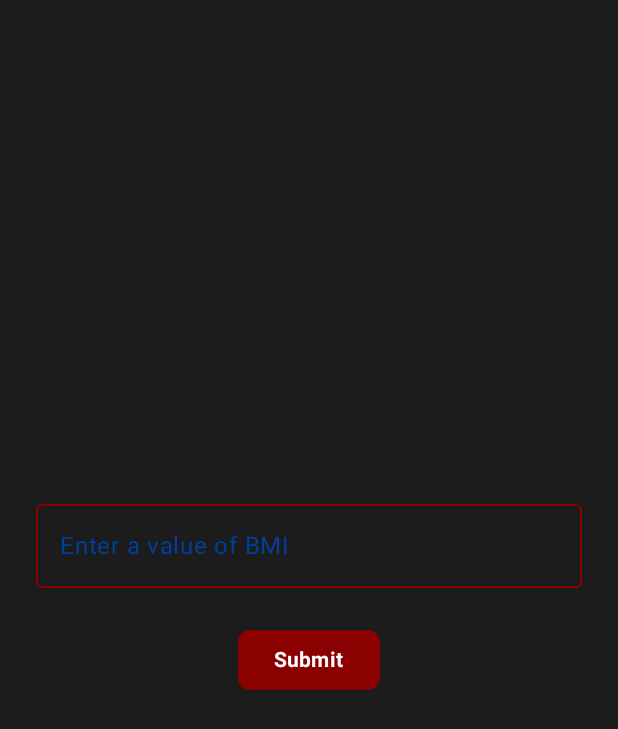
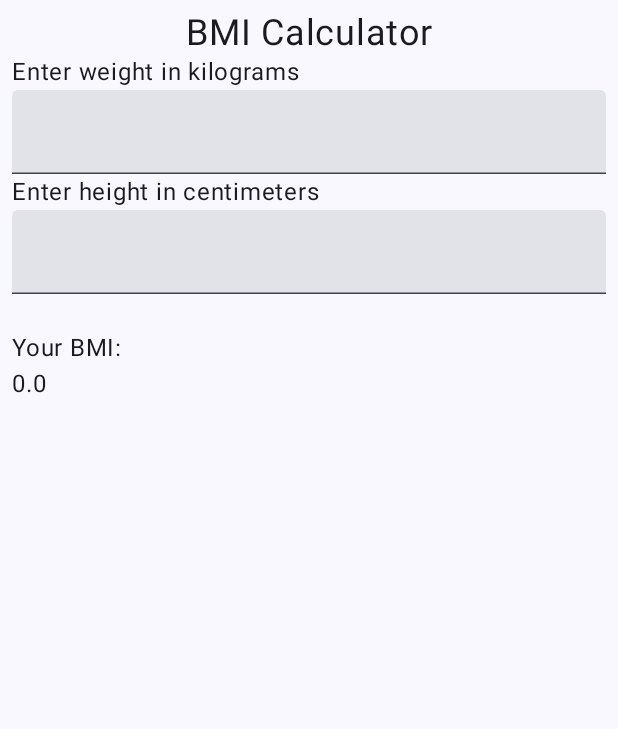
Before and after one commit to m-icha-l/BMI_aplication_v1, an Android app built with Jetpack Compose: the screen it shows after launch (MainActivity), on a phone screen of 412 x 824 dp. Shown: the top 729 px of the screen. Run offline under Robolectric (Android 15) with nearby library versions, the phone set to English and light mode, and no system bars.

Commit message:
New_structure
Used base simple project from before(currencydemo2025) do to unresolved errors. I hanged the project structure to the working example and then wrote new logic on top of that

```diff
--- a/app/src/main/AndroidManifest.xml
+++ b/app/src/main/AndroidManifest.xml
@@ -10,13 +10,13 @@
         android:label="@string/app_name"
         android:roundIcon="@mipmap/ic_launcher_round"
         android:supportsRtl="true"
-        android:theme="@style/Theme.BMI_aplication"
+        android:theme="@style/Theme.Demo"
         tools:targetApi="31">
         <activity
             android:name=".MainActivity"
             android:exported="true"
             android:label="@string/app_name"
-            android:theme="@style/Theme.BMI_aplication">
+            android:theme="@style/Theme.Demo">
             <intent-filter>
                 <action android:name="android.intent.action.MAIN" />
 
--- a/app/src/main/java/com/example/bmi_aplication/MainActivity.kt
+++ /dev/null
@@ -1,124 +0,0 @@
-package com.example.bmi_aplication
-
-import android.os.Bundle
-import androidx.activity.ComponentActivity
-import androidx.activity.compose.setContent
-import androidx.activity.enableEdgeToEdge
-import androidx.compose.foundation.layout.*
-import androidx.compose.foundation.shape.RoundedCornerShape
-import androidx.compose.material3.*
-import androidx.compose.runtime.Composable
-import androidx.compose.runtime.mutableStateOf
-import androidx.compose.runtime.remember
-import androidx.compose.ui.Modifier
-import androidx.compose.ui.graphics.Color
-import androidx.compose.ui.text.font.FontWeight
-import androidx.compose.ui.tooling.preview.Preview
-import androidx.compose.ui.unit.dp
-import androidx.compose.ui.unit.sp
-
-import androidx.compose.foundation.background
-import androidx.compose.ui.Alignment
-import androidx.compose.material3.darkColorScheme
-
-
-
-class MainActivity : ComponentActivity() {
-    override fun onCreate(savedInstanceState: Bundle?) {
-        super.onCreate(savedInstanceState)
-        enableEdgeToEdge()
-        setContent {
-            MinimalisticAppTheme {
-                Scaffold(modifier = Modifier.fillMaxSize()) { innerPadding ->
-                    MainContent(modifier = Modifier.padding(innerPadding))
-                }
-            }
-        }
-    }
-}
-
-// Custom Theme Colors
-private val DarkBlue = Color(0xFF003F9F)
-private val DarkRed = Color(0xFF8B0000)
-private val GrayishBlack = Color(0xFF1C1C1C)
-
-// Main Content
-@OptIn(ExperimentalMaterial3Api::class)
-@Composable
-fun MainContent(modifier: Modifier = Modifier) {
-    val input = remember { mutableStateOf("") }
-    val output = remember { mutableStateOf("") }
-
-    Column(
-        modifier = modifier
-            .fillMaxSize()
-            .padding(16.dp)
-            .background(GrayishBlack),
-        verticalArrangement = Arrangement.Center,
-        horizontalAlignment = Alignment.CenterHorizontally
-    ) {
-        // Input Field
-        OutlinedTextField(
-            value = input.value,
-            onValueChange = { input.value = it },
-            label = { Text("Enter a value of BMI", color = DarkBlue) },
-            modifier = Modifier
-                .fillMaxWidth()
-                .padding(8.dp),
-            colors = TextFieldDefaults.outlinedTextFieldColors(
-                focusedBorderColor = DarkBlue,
-                unfocusedBorderColor = DarkRed,
-                cursorColor = DarkBlue,
-                focusedLabelColor = DarkBlue,
-                unfocusedLabelColor = DarkRed
-                // Text color comes from the default theme, override globally if needed
-            )
-        )
-
-
-
-        // Button
-        Button(
-            onClick = { output.value = "You entered: ${input.value}" },
-            colors = ButtonDefaults.buttonColors(containerColor = DarkRed),
-            shape = RoundedCornerShape(8.dp),
-            modifier = Modifier.padding(top = 16.dp)
-        ) {
-            Text("Submit", color = Color.White, fontWeight = FontWeight.Bold)
-        }
-
-        // Output Text
-        Text(
-            text = output.value,
-            color = Color.White,
-            fontSize = 18.sp,
-            fontWeight = FontWeight.Medium,
-            modifier = Modifier.padding(top = 16.dp)
-        )
-    }
-}
-
-// Minimalistic App Theme
-@Composable
-fun MinimalisticAppTheme(content: @Composable () -> Unit) {
-    MaterialTheme(
-        colorScheme = darkColorScheme(
-            primary = DarkBlue,
-            secondary = DarkRed,
-            background = GrayishBlack,
-            onBackground = Color.White,
-            onPrimary = Color.White
-        ),
-        typography = Typography(),
-        content = content
-    )
-
-}
-
-@Preview(showBackground = true)
-@Composable
-fun PreviewMainContent() {
-    MinimalisticAppTheme {
-        MainContent()
-    }
-}
--- /dev/null
+++ b/app/src/main/java/com/example/demo/MainActivity.kt
@@ -0,0 +1,119 @@
+package com.example.demo
+
+import android.os.Bundle
+import androidx.activity.ComponentActivity
+import androidx.activity.compose.setContent
+import androidx.activity.enableEdgeToEdge
+import androidx.compose.foundation.layout.Column
+import androidx.compose.foundation.layout.fillMaxSize
+import androidx.compose.foundation.layout.fillMaxWidth
+import androidx.compose.foundation.layout.padding
+import androidx.compose.foundation.text.KeyboardOptions
+import androidx.compose.material3.AlertDialog
+import androidx.compose.material3.Button
+import androidx.compose.material3.Scaffold
+import androidx.compose.material3.Text
+import androidx.compose.material3.TextField
+import androidx.compose.runtime.Composable
+import androidx.compose.runtime.getValue
+import androidx.compose.runtime.mutableStateOf
+import androidx.compose.runtime.remember
+import androidx.compose.runtime.setValue
+import androidx.compose.ui.Modifier
+import androidx.compose.ui.text.input.KeyboardType
+import androidx.compose.ui.text.style.TextAlign
+import androidx.compose.ui.tooling.preview.Preview
+import androidx.compose.ui.unit.dp
+import androidx.compose.ui.unit.sp
+import com.example.demo.ui.theme.DemoTheme
+
+class MainActivity : ComponentActivity() {
+    override fun onCreate(savedInstanceState: Bundle?) {
+        super.onCreate(savedInstanceState)
+        enableEdgeToEdge()
+        setContent {
+            DemoTheme {
+                Scaffold(modifier = Modifier.fillMaxSize()) { innerPadding ->
+                    CurrencyScreen(
+                        modifier = Modifier.padding(innerPadding)
+                    )
+                }
+            }
+        }
+    }
+}
+
+
+@Composable
+fun CurrencyScreen(modifier: Modifier = Modifier) {
+    var weight by remember { mutableStateOf("") }
+    val weightAsNumber = weight.toFloatOrNull() ?: 0.0f
+    var height by remember { mutableStateOf("") }
+    val heightAsNumber = height.toFloatOrNull() ?: 0.0f
+
+    var showDialog by remember { mutableStateOf(false) }
+    if (heightAsNumber < 0.0 || weightAsNumber < 0f) {
+        showDialog = true
+    }
+
+    val bmi = if (heightAsNumber > 0) {
+        weightAsNumber / ((heightAsNumber / 100) * (heightAsNumber / 100))
+    } else {
+        0f
+    }
+
+    val fieldModifier: Modifier = Modifier.fillMaxWidth()
+    Column(
+        modifier = modifier.fillMaxWidth().padding(all = 8.dp),
+    ) {
+        Text(
+            text = "BMI Calculator",
+            modifier = fieldModifier,
+            textAlign = TextAlign.Center,
+            fontSize = 24.sp
+        )
+        Text(text = "Enter weight in kilograms")
+        TextField(
+            value = weight,
+            onValueChange = { weight = it },
+            keyboardOptions = KeyboardOptions(keyboardType = KeyboardType.Number),
+            modifier = fieldModifier
+        )
+        Text(text = "Enter height in centimeters")
+        TextField(
+            value = height,
+            onValueChange = { height = it },
+            keyboardOptions = KeyboardOptions(keyboardType = KeyboardType.Number),
+            modifier = fieldModifier
+        )
+        Text(
+            modifier = fieldModifier,
+            text = "\nYour BMI:"
+        )
+        Text(
+            modifier = fieldModifier,
+            text = if (bmi.isNaN() || bmi.isInfinite()) "0" else bmi.toString()
+        )
+
+        if (showDialog) {
+            AlertDialog(
+                onDismissRequest = { showDialog = false },
+                confirmButton = {
+                    Button(onClick = { showDialog = false }) {
+                        Text("OK")
+                    }
+                },
+                title = { Text("Error") },
+                text = { Text("Please enter valid numeric values for weight and height!") }
+            )
+        }
+    }
+}
+
+@Preview(showBackground = true)
+@Composable
+fun GreetingPreview() {
+    DemoTheme {
+        CurrencyScreen()
+    }
+}
--- a/app/src/main/java/com/example/bmi_aplication/ui/theme/Color.kt
+++ b/app/src/main/java/com/example/demo/ui/theme/Color.kt
@@ -1,4 +1,4 @@
-package com.example.bmi_aplication.ui.theme
+package com.example.demo.ui.theme
 
 import androidx.compose.ui.graphics.Color
 
--- a/app/src/main/java/com/example/bmi_aplication/ui/theme/Theme.kt
+++ b/app/src/main/java/com/example/demo/ui/theme/Theme.kt
@@ -1,4 +1,4 @@
-package com.example.bmi_aplication.ui.theme
+package com.example.demo.ui.theme
 
 import android.app.Activity
 import android.os.Build
@@ -34,7 +34,7 @@ private val LightColorScheme = lightColorScheme(
 )
 
 @Composable
-fun BMI_aplicationTheme(
+fun DemoTheme(
     darkTheme: Boolean = isSystemInDarkTheme(),
     // Dynamic color is available on Android 12+
     dynamicColor: Boolean = true,
--- a/app/src/main/java/com/example/bmi_aplication/ui/theme/Type.kt
+++ b/app/src/main/java/com/example/demo/ui/theme/Type.kt
@@ -1,4 +1,4 @@
-package com.example.bmi_aplication.ui.theme
+package com.example.demo.ui.theme
 
 import androidx.compose.material3.Typography
 import androidx.compose.ui.text.TextStyle
--- a/app/src/main/res/values/strings.xml
+++ b/app/src/main/res/values/strings.xml
@@ -1,3 +1,3 @@
 <resources>
-    <string name="app_name">BMI_aplication</string>
+    <string name="app_name">Demo</string>
 </resources>
--- a/app/src/main/res/values/themes.xml
+++ b/app/src/main/res/values/themes.xml
@@ -1,5 +1,5 @@
 <?xml version="1.0" encoding="utf-8"?>
 <resources>
 
-    <style name="Theme.BMI_aplication" parent="android:Theme.Material.Light.NoActionBar" />
+    <style name="Theme.Demo" parent="android:Theme.Material.Light.NoActionBar" />
 </resources>
--- a/gradle/libs.versions.toml
+++ b/gradle/libs.versions.toml
@@ -1,5 +1,5 @@
 [versions]
-agp = "8.8.0"
+agp = "8.7.2"
 kotlin = "2.0.0"
 coreKtx = "1.15.0"
 junit = "4.13.2"
--- a/settings.gradle.kts
+++ b/settings.gradle.kts
@@ -19,5 +19,5 @@ dependencyResolutionManagement {
     }
 }
 
-rootProject.name = "BMI_aplication"
+rootProject.name = "Demo"
 include(":app")
```
Also changed, not shown: app/build.gradle.kts (+4 -4 lines), app/src/main/res/mipmap-anydpi/ic_launcher.xml (renamed from app/src/main/res/mipmap-anydpi-v26/ic_launcher.xml), app/src/main/res/mipmap-anydpi/ic_launcher_round.xml (renamed from app/src/main/res/mipmap-anydpi-v26/ic_launcher_round.xml), gradle/wrapper/gradle-wrapper.properties, 6 other files.
